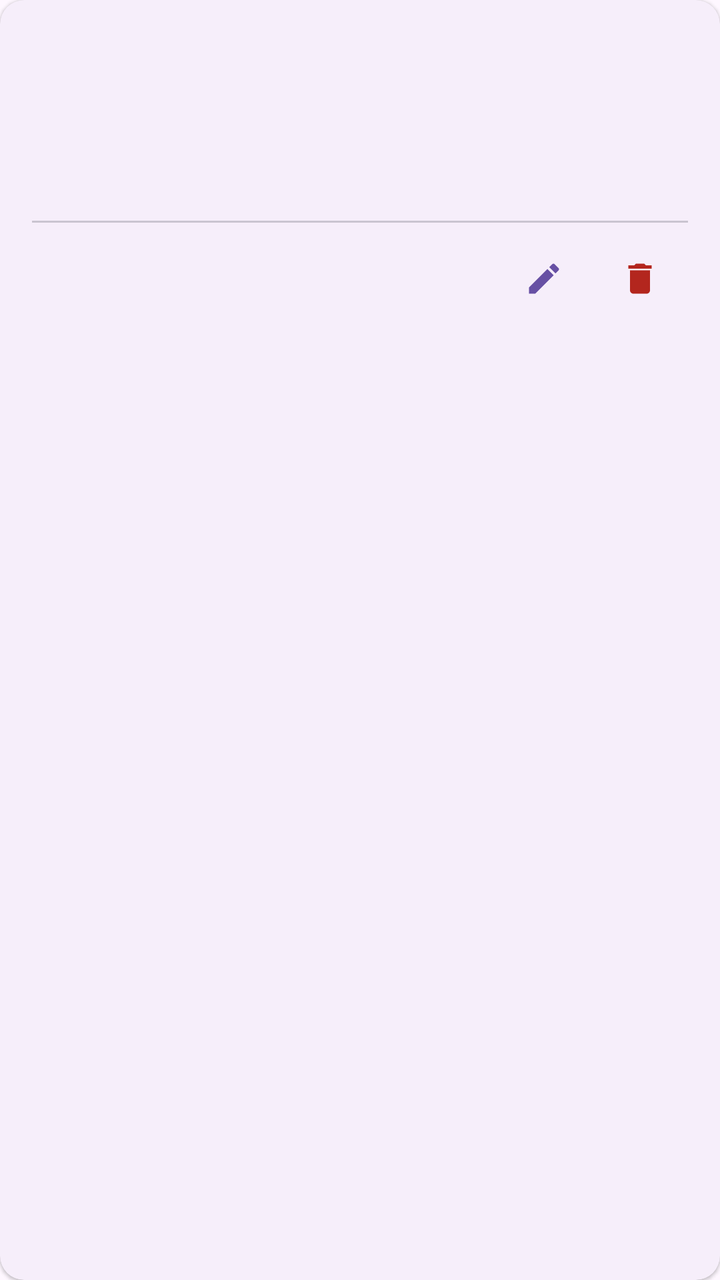
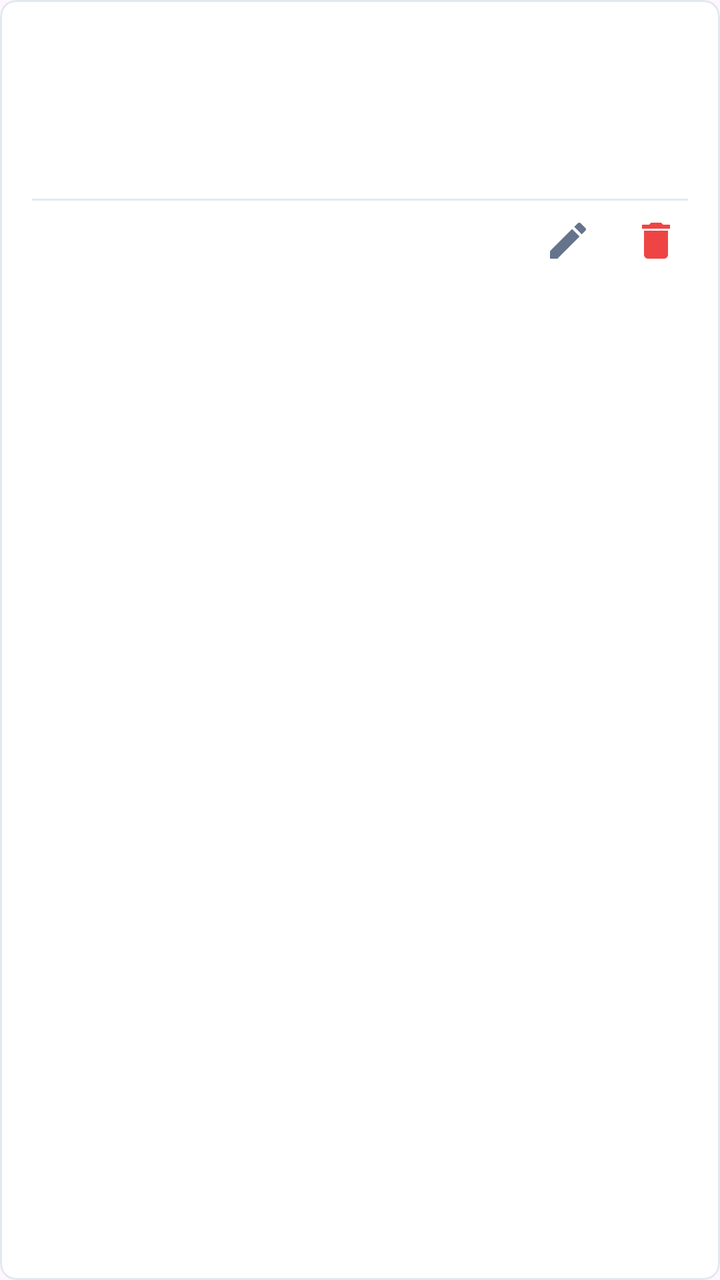

Compare the two renders of this Android layout. The source of the first and the diff that turns it into the second are given below.
<!-- AndroidManifest.xml: application theme Theme.Healthcare_app -->
<!-- res/layout/item_lab.xml -->
<?xml version="1.0" encoding="utf-8"?>
<com.google.android.material.card.MaterialCardView xmlns:android="http://schemas.android.com/apk/res/android"
    xmlns:app="http://schemas.android.com/apk/res-auto"
    android:layout_width="match_parent"
    android:layout_height="wrap_content"
    android:layout_marginBottom="10dp"
    app:cardElevation="1dp"
    app:cardCornerRadius="12dp"
    app:strokeWidth="0dp">

    <LinearLayout
        android:layout_width="match_parent"
        android:layout_height="wrap_content"
        android:orientation="vertical"
        android:padding="16dp">

        
        <LinearLayout
            android:layout_width="match_parent"
            android:layout_height="wrap_content"
            android:orientation="horizontal"
            android:gravity="center_vertical"
            android:layout_marginBottom="8dp">

            <TextView
                android:id="@+id/textTestName"
                android:layout_width="0dp"
                android:layout_height="wrap_content"
                android:layout_weight="1"
                android:textAppearance="?attr/textAppearanceBodyLarge"
                android:textColor="?attr/colorOnSurface"
                android:textStyle="bold" />

            <TextView
                android:id="@+id/textTestDate"
                android:layout_width="wrap_content"
                android:layout_height="wrap_content"
                android:textAppearance="?attr/textAppearanceLabelMedium"
                android:textColor="?attr/colorOnSurfaceVariant" />

        </LinearLayout>

        
        <LinearLayout
            android:layout_width="match_parent"
            android:layout_height="wrap_content"
            android:orientation="horizontal"
            android:gravity="center_vertical"
            android:layout_marginBottom="4dp">

            <TextView
                android:id="@+id/textResultValue"
                android:layout_width="wrap_content"
                android:layout_height="wrap_content"
                android:textAppearance="?attr/textAppearanceHeadlineSmall"
                android:textStyle="bold" />

            <TextView
                android:id="@+id/textUnit"
                android:layout_width="wrap_content"
                android:layout_height="wrap_content"
                android:layout_marginStart="6dp"
                android:textAppearance="?attr/textAppearanceBodyMedium"
                android:textColor="?attr/colorOnSurfaceVariant" />

        </LinearLayout>

        
        <TextView
            android:id="@+id/textReferenceRange"
            android:layout_width="wrap_content"
            android:layout_height="wrap_content"
            android:textAppearance="?attr/textAppearanceLabelMedium"
            android:textColor="?attr/colorOnSurfaceVariant" />

        
        <com.google.android.material.divider.MaterialDivider
            android:layout_width="match_parent"
            android:layout_height="wrap_content"
            android:layout_marginTop="12dp"
            android:layout_marginBottom="4dp"
            app:dividerColor="?attr/colorOutlineVariant" />

        
        <LinearLayout
            android:layout_width="match_parent"
            android:layout_height="wrap_content"
            android:orientation="horizontal"
            android:gravity="end">

            <com.google.android.material.button.MaterialButton
                android:id="@+id/btnEditLab"
                style="@style/Widget.Material3.Button.IconButton"
                android:layout_width="wrap_content"
                android:layout_height="wrap_content"
                android:contentDescription="Edit"
                app:icon="@drawable/ic_edit_24" />

            <com.google.android.material.button.MaterialButton
                android:id="@+id/btnDeleteLab"
                style="@style/Widget.Material3.Button.IconButton"
                android:layout_width="wrap_content"
                android:layout_height="wrap_content"
                android:contentDescription="Delete"
                app:icon="@drawable/ic_delete_24"
                app:iconTint="?attr/colorError" />

        </LinearLayout>

    </LinearLayout>

</com.google.android.material.card.MaterialCardView>
<!-- resources referenced by this layout -->
<resources>
  <!-- drawable ic_delete_24 (drawable) -->
  <vector xmlns:android="http://schemas.android.com/apk/res/android"
      android:width="24dp"
      android:height="24dp"
      android:viewportWidth="24"
      android:viewportHeight="24"
      android:tint="?attr/colorControlNormal">
      <path
          android:fillColor="@android:color/white"
          android:pathData="M6,19c0,1.1 0.9,2 2,2h8c1.1,0 2,-0.9 2,-2V7H6v12zM19,4h-3.5l-1,-1h-5l-1,1H5v2h14V4z"/>
  </vector>
  <!-- drawable ic_edit_24 (drawable) -->
  <vector xmlns:android="http://schemas.android.com/apk/res/android"
      android:width="24dp"
      android:height="24dp"
      android:viewportWidth="24"
      android:viewportHeight="24"
      android:tint="?attr/colorControlNormal">
      <path
          android:fillColor="@android:color/white"
          android:pathData="M3,17.25V21h3.75L17.81,9.94l-3.75,-3.75L3,17.25zM20.71,7.04c0.39,-0.39 0.39,-1.02 0,-1.41l-2.34,-2.34c-0.39,-0.39 -1.02,-0.39 -1.41,0l-1.83,1.83 3.75,3.75 1.83,-1.83z"/>
  </vector>
  <style name="Theme.Healthcare_app" parent="Base.Theme.Healthcare_app" />
  <style name="Base.Theme.Healthcare_app" parent="Theme.Material3.DayNight.NoActionBar">
      </style>
</resources>

<!-- the commit's change to res/layout/item_lab.xml (unified diff, before → after) -->
@@ -4,9 +4,11 @@
     android:layout_width="match_parent"
     android:layout_height="wrap_content"
     android:layout_marginBottom="10dp"
-    app:cardElevation="1dp"
-    app:cardCornerRadius="12dp"
-    app:strokeWidth="0dp">
+    app:cardElevation="0dp"
+    app:cardBackgroundColor="#FFFFFF"
+    app:strokeColor="#E2E8F0"
+    app:cardCornerRadius="8dp"
+    app:strokeWidth="1dp">
 
     <LinearLayout
         android:layout_width="match_parent"
@@ -27,16 +29,17 @@
                 android:layout_width="0dp"
                 android:layout_height="wrap_content"
                 android:layout_weight="1"
-                android:textAppearance="?attr/textAppearanceBodyLarge"
-                android:textColor="?attr/colorOnSurface"
-                android:textStyle="bold" />
+                android:textSize="15sp"
+            android:fontFamily="sans-serif-medium"
+                android:textColor="#1A2535" />
 
             <TextView
                 android:id="@+id/textTestDate"
                 android:layout_width="wrap_content"
                 android:layout_height="wrap_content"
-                android:textAppearance="?attr/textAppearanceLabelMedium"
-                android:textColor="?attr/colorOnSurfaceVariant" />
+                android:textSize="11sp"
+            android:fontFamily="sans-serif-medium"
+                android:textColor="#64748B" />
 
         </LinearLayout>
 
@@ -52,16 +55,17 @@
                 android:id="@+id/textResultValue"
                 android:layout_width="wrap_content"
                 android:layout_height="wrap_content"
-                android:textAppearance="?attr/textAppearanceHeadlineSmall"
-                android:textStyle="bold" />
+                android:textSize="18sp"
+            android:fontFamily="sans-serif-medium" />
 
             <TextView
                 android:id="@+id/textUnit"
                 android:layout_width="wrap_content"
                 android:layout_height="wrap_content"
                 android:layout_marginStart="6dp"
-                android:textAppearance="?attr/textAppearanceBodyMedium"
-                android:textColor="?attr/colorOnSurfaceVariant" />
+                android:textSize="13sp"
+            android:fontFamily="sans-serif"
+                android:textColor="#64748B" />
 
         </LinearLayout>
 
@@ -70,16 +74,17 @@
             android:id="@+id/textReferenceRange"
             android:layout_width="wrap_content"
             android:layout_height="wrap_content"
-            android:textAppearance="?attr/textAppearanceLabelMedium"
-            android:textColor="?attr/colorOnSurfaceVariant" />
+            android:textSize="11sp"
+            android:fontFamily="sans-serif-medium"
+            android:textColor="#64748B" />
 
         
-        <com.google.android.material.divider.MaterialDivider
+        <View
+            android:background="#E2E8F0"
             android:layout_width="match_parent"
-            android:layout_height="wrap_content"
+            android:layout_height="1dp"
             android:layout_marginTop="12dp"
-            android:layout_marginBottom="4dp"
-            app:dividerColor="?attr/colorOutlineVariant" />
+            android:layout_marginBottom="4dp" />
 
         
         <LinearLayout
@@ -88,22 +93,26 @@
             android:orientation="horizontal"
             android:gravity="end">
 
-            <com.google.android.material.button.MaterialButton
+            <ImageView
                 android:id="@+id/btnEditLab"
-                style="@style/Widget.Material3.Button.IconButton"
-                android:layout_width="wrap_content"
-                android:layout_height="wrap_content"
+                android:layout_width="32dp"
+                android:layout_height="32dp"
+                android:layout_marginEnd="12dp"
+                android:padding="4dp"
+                android:background="?attr/selectableItemBackgroundBorderless"
                 android:contentDescription="Edit"
-                app:icon="@drawable/ic_edit_24" />
+                android:src="@drawable/ic_edit_24"
+                app:tint="#64748B" />
 
-            <com.google.android.material.button.MaterialButton
+            <ImageView
                 android:id="@+id/btnDeleteLab"
-                style="@style/Widget.Material3.Button.IconButton"
-                android:layout_width="wrap_content"
-                android:layout_height="wrap_content"
+                android:layout_width="32dp"
+                android:layout_height="32dp"
+                android:padding="4dp"
+                android:background="?attr/selectableItemBackgroundBorderless"
                 android:contentDescription="Delete"
-                app:icon="@drawable/ic_delete_24"
-                app:iconTint="?attr/colorError" />
+                android:src="@drawable/ic_delete_24"
+                app:tint="#EF4444" />
 
         </LinearLayout>
 
<!-- resource entries referenced after the edit -->
@@ -23,7 +23,32 @@
           android:pathData="M3,17.25V21h3.75L17.81,9.94l-3.75,-3.75L3,17.25zM20.71,7.04c0.39,-0.39 0.39,-1.02 0,-1.41l-2.34,-2.34c-0.39,-0.39 -1.02,-0.39 -1.41,0l-1.83,1.83 3.75,3.75 1.83,-1.83z"/>
   </vector>
   <style name="Theme.Healthcare_app" parent="Base.Theme.Healthcare_app" />
-  <style name="Base.Theme.Healthcare_app" parent="Theme.Material3.DayNight.NoActionBar">
+  <style name="Base.Theme.Healthcare_app" parent="Theme.Material3.Light.NoActionBar">
+          <item name="bottomSheetDialogTheme">@style/Theme.Healthcare_app.BottomSheetDialog</item>
+      </style>
+  <style name="Theme.Healthcare_app.BottomSheetDialog" parent="ThemeOverlay.Material3.BottomSheetDialog">
+          <item name="android:windowIsFloating">false</item>
+          <item name="android:backgroundDimEnabled">true</item>
+          
+          <item name="colorSurface">#FFFFFF</item>
+          <item name="colorOnSurface">#1A2535</item>
+          <item name="colorOnSurfaceVariant">#64748B</item>
+          <item name="android:colorBackground">#FFFFFF</item>
+          <item name="colorPrimary">#185FA5</item>
+          <item name="colorOnPrimary">#FFFFFF</item>
+          
+          <item name="android:textColorPrimary">#1A2535</item>
+          <item name="android:textColorSecondary">#64748B</item>
+          <item name="android:textColorHint">#64748B</item>
+          
+          <item name="colorControlNormal">#E2E8F0</item>
+          <item name="colorControlActivated">#185FA5</item>
+          
+          <item name="bottomSheetStyle">@style/LightBottomSheetStyle</item>
+      </style>
+  <style name="LightBottomSheetStyle" parent="Widget.Material3.BottomSheet.Modal">
+          <item name="backgroundTint">#FFFFFF</item>
+          <item name="android:elevation">0dp</item>
       </style>
 </resources>
 
